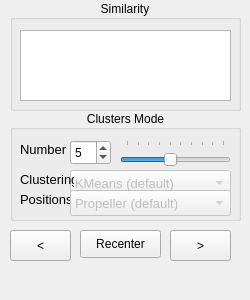
This is libs/gui-osg-qt/ACBrowserControlsClustersDockWidgetQt.ui in MediaCycle/MediaCycle as Qt 5 draws it before an edit. The edited form follows.
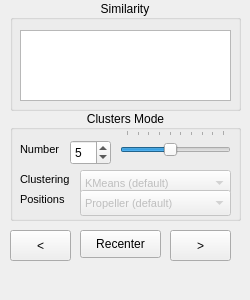
This is the edited form.

Commit message: Lifting of the clusters control qt dock, more suitable under Ubuntu.

Patch:
```diff
--- a/libs/gui-osg-qt/ACBrowserControlsClustersDockWidgetQt.ui
+++ b/libs/gui-osg-qt/ACBrowserControlsClustersDockWidgetQt.ui
@@ -11,7 +11,7 @@
    </rect>
   </property>
   <property name="sizePolicy">
-   <sizepolicy hsizetype="Minimum" vsizetype="Minimum">
+   <sizepolicy hsizetype="MinimumExpanding" vsizetype="MinimumExpanding">
     <horstretch>0</horstretch>
     <verstretch>0</verstretch>
    </sizepolicy>
@@ -156,7 +156,7 @@
      </property>
      <property name="font">
       <font>
-       <pointsize>10</pointsize>
+       <pointsize>8</pointsize>
       </font>
      </property>
      <property name="text">
@@ -169,15 +169,15 @@
      </property>
      <property name="geometry">
       <rect>
-       <x>60</x>
+       <x>70</x>
        <y>60</y>
-       <width>161</width>
+       <width>151</width>
        <height>26</height>
       </rect>
      </property>
      <property name="font">
       <font>
-       <pointsize>10</pointsize>
+       <pointsize>8</pointsize>
       </font>
      </property>
      <item>
@@ -197,7 +197,7 @@
      </property>
      <property name="font">
       <font>
-       <pointsize>10</pointsize>
+       <pointsize>8</pointsize>
       </font>
      </property>
      <property name="text">
@@ -215,11 +215,11 @@
      </property>
      <property name="font">
       <font>
-       <pointsize>10</pointsize>
+       <pointsize>8</pointsize>
       </font>
      </property>
      <property name="text">
-      <string>Positions:</string>
+      <string>Positions</string>
      </property>
     </widget>
     <widget class="QComboBox" name="comboBoxClustersPositions">
@@ -228,15 +228,15 @@
      </property>
      <property name="geometry">
       <rect>
-       <x>60</x>
+       <x>70</x>
        <y>80</y>
-       <width>161</width>
+       <width>151</width>
        <height>26</height>
       </rect>
      </property>
      <property name="font">
       <font>
-       <pointsize>10</pointsize>
+       <pointsize>8</pointsize>
       </font>
      </property>
      <item>
@@ -268,7 +268,7 @@
      <property name="geometry">
       <rect>
        <x>110</x>
-       <y>30</y>
+       <y>20</y>
        <width>111</width>
        <height>31</height>
       </rect>
```
Left out of the diff: 8 changed lines with no effect on the pictures.
